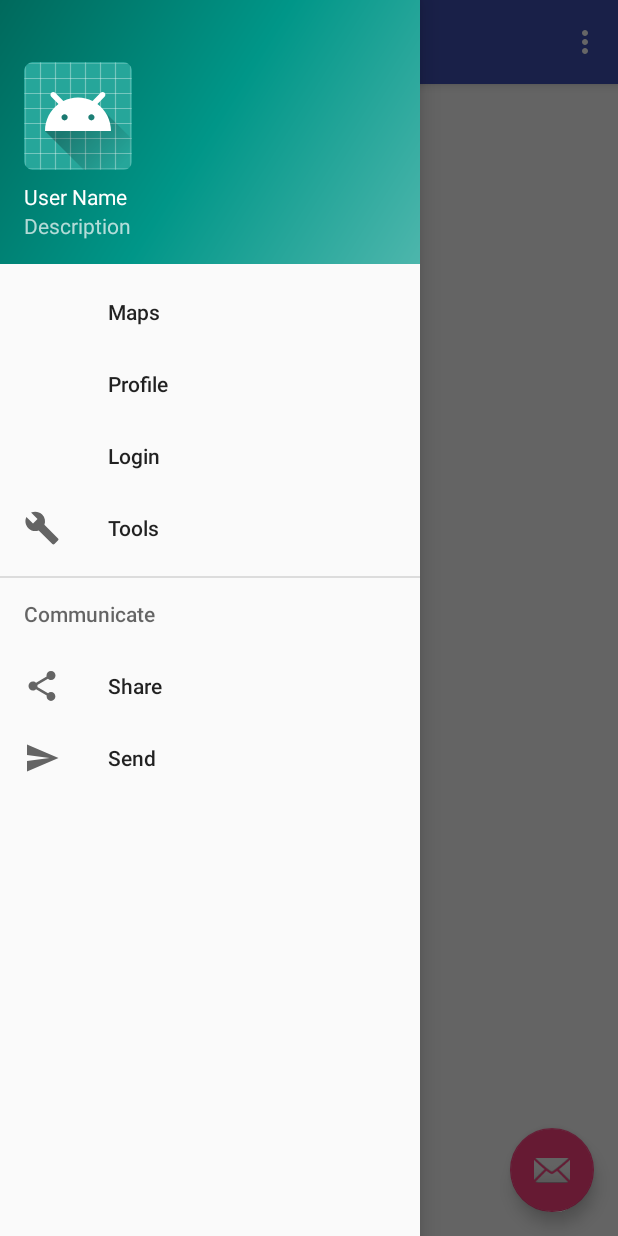
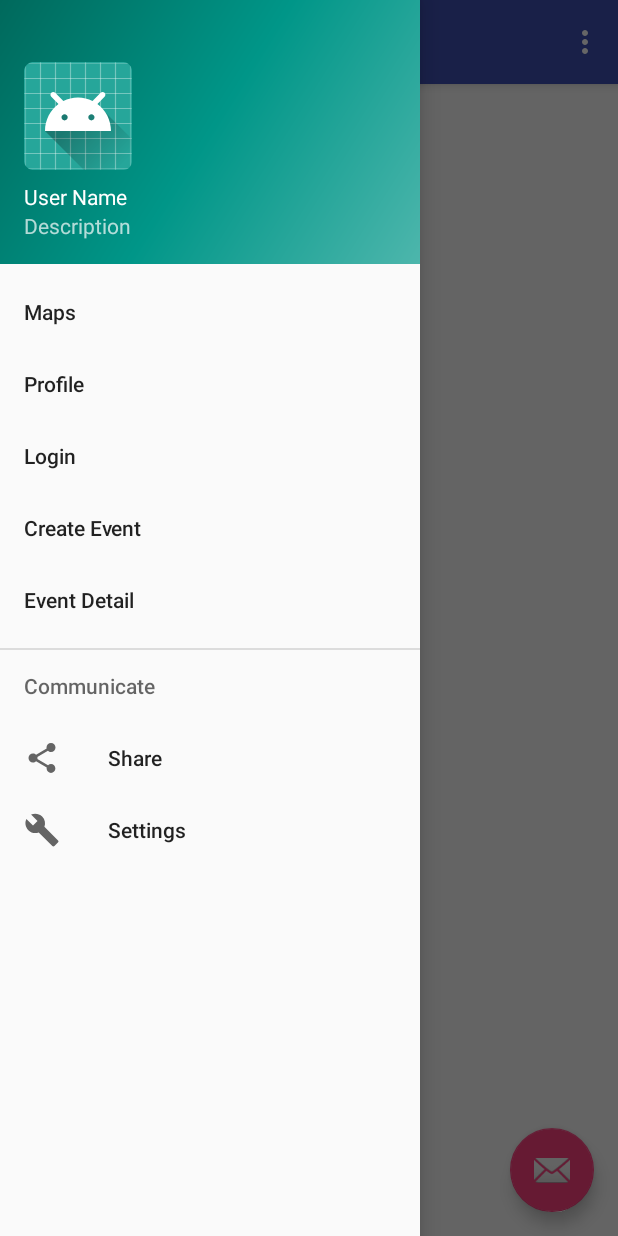
Before and after one commit to kmishra9697-art/Joyzone, an Android app: the screen it shows after launch (MainActivity), with the side drawer open, on a phone screen of 412 x 824 dp. Run offline under Robolectric (Android 15) with nearby library versions, the phone set to English and light mode, and no system bars.

Commit message:
Adding Settings and more actions to navigation bar

```diff
--- a/mobile/src/main/res/menu/activity_main_drawer.xml
+++ b/mobile/src/main/res/menu/activity_main_drawer.xml
@@ -14,9 +14,11 @@
             android:id="@+id/nav_login"
             android:title="@string/login" />
         <item
-            android:id="@+id/nav_manage"
-            android:icon="@drawable/ic_menu_manage"
-            android:title="Tools" />
+            android:id="@+id/nav_create_event"
+            android:title="@string/create_event" />
+        <item
+            android:id="@+id/nav_detail_event"
+            android:title="@string/event_detail" />
     </group>
 
     <item android:title="Communicate">
@@ -26,9 +28,9 @@
                 android:icon="@drawable/ic_menu_share"
                 android:title="Share" />
             <item
-                android:id="@+id/nav_send"
-                android:icon="@drawable/ic_menu_send"
-                android:title="Send" />
+                android:id="@+id/nav_settings"
+                android:icon="@drawable/ic_menu_manage"
+                android:title="@string/user_settings" />
         </menu>
     </item>
 
--- a/mobile/src/main/res/values/strings.xml
+++ b/mobile/src/main/res/values/strings.xml
@@ -29,6 +29,10 @@
     <string name="profile">Profile</string>
     <string name="user_name">User Name</string>
     <string name="user_description">Description</string>
+    <string name="user_settings">Settings</string>
+    <string name="create_event">Create Event</string>
+    <string name="event_detail">Event Detail</string>
+
     <string name="title_activity_settings">Settings</string>
 
     <!-- Strings related to Settings -->
```
Also changed, not shown: mobile/src/main/java/co/edu/konradlorenz/joyzone/MainActivity.java (+9 -4 lines).
